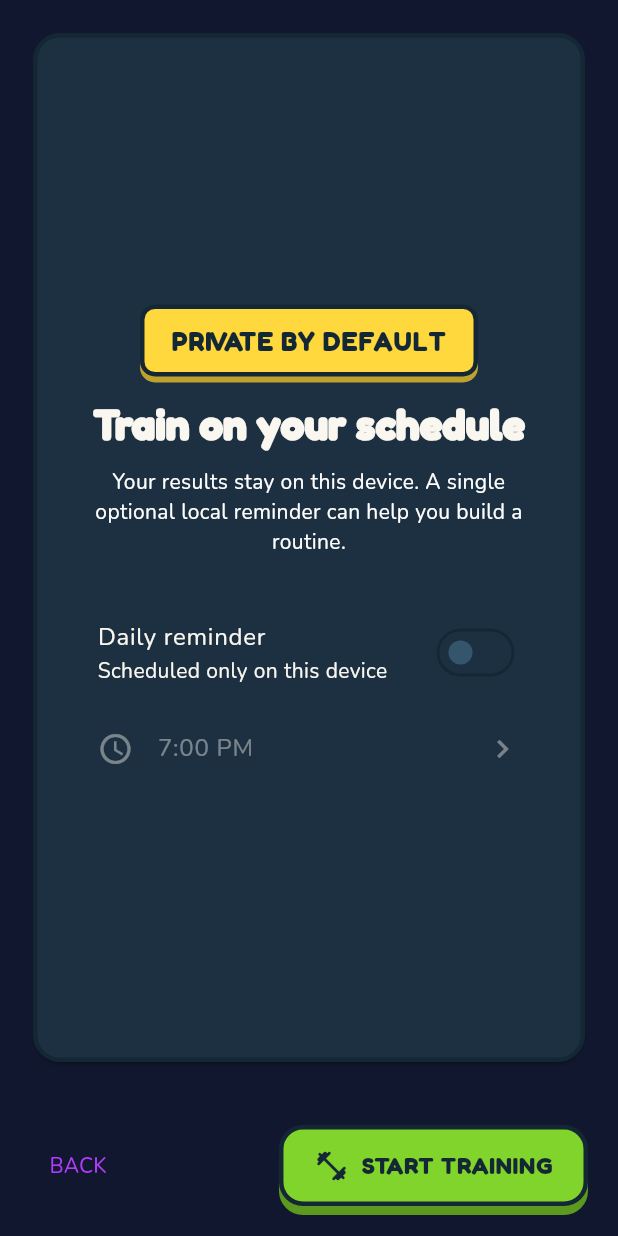
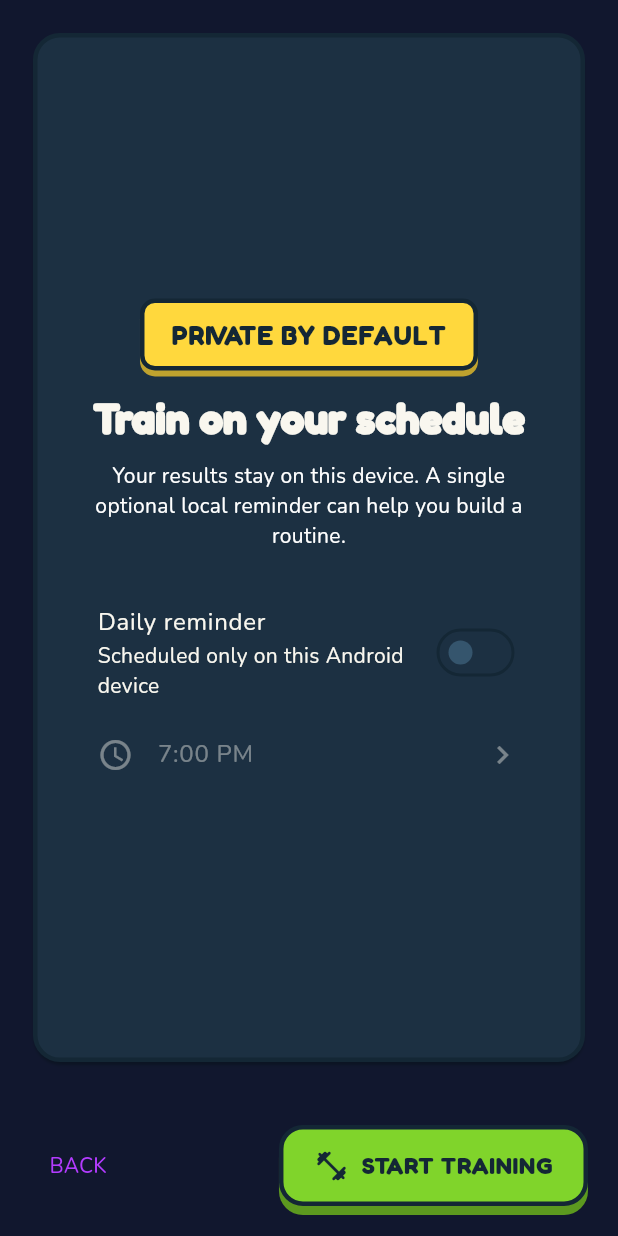
Before and after one commit to ashiqe-bts/brain, a Flutter app: the screen it shows after launch, swiped to page 4, on a phone screen of 412 x 824 dp. Run offline on Flutter 3.47's test engine with Material 3 defaults, Android fonts, the phone set to English and light mode, and no system bars; our stand-ins replace drift, drift_flutter, equatable, flutter_bloc, flutter_local_notifications, timezone; accounts and stored records are empty; generated files the repository leaves out were written again.

Commit message:
build: support Android and Chrome only
Remove the iOS project and Cupertino dependency, make reminders Android-only with explicit Chrome messaging, and document the local profile, tutorial, and self-comparison product contract.

```diff
--- a/lib/features/onboarding/onboarding_screen.dart
+++ b/lib/features/onboarding/onboarding_screen.dart
@@ -1,4 +1,5 @@
 import 'package:flutter/material.dart';
+import 'package:flutter/foundation.dart';
 import 'package:flutter_bloc/flutter_bloc.dart';
 
 import '../../app/theme/brain_theme.dart';
@@ -201,11 +202,18 @@ class _OnboardingScreenState extends State<OnboardingScreen> {
     'Your results stay on this device. A single optional local reminder can help you build a routine.',
     Column(
       children: [
+        if (kIsWeb)
+          const ListTile(
+            leading: Icon(Icons.notifications_off_outlined),
+            title: Text('Reminders unavailable in Chrome'),
+            subtitle: Text('Daily reminders are supported on Android only.'),
+          )
+        else ...[
           SwitchListTile(
             value: reminders,
             onChanged: (value) => setState(() => reminders = value),
             title: const Text('Daily reminder'),
-          subtitle: const Text('Scheduled only on this device'),
+            subtitle: const Text('Scheduled only on this Android device'),
           ),
           ListTile(
             enabled: reminders,
@@ -222,6 +230,7 @@ class _OnboardingScreenState extends State<OnboardingScreen> {
                   }
                 : null,
           ),
+        ],
       ],
     ),
   );
--- a/pubspec.yaml
+++ b/pubspec.yaml
@@ -11,9 +11,6 @@ publish_to: 'none' # Remove this line if you wish to publish to pub.dev
 # build by specifying --build-name and --build-number, respectively.
 # In Android, build-name is used as versionName while build-number used as versionCode.
 # Read more about Android versioning at https://developer.android.com/studio/publish/versioning
-# In iOS, build-name is used as CFBundleShortVersionString while build-number is used as CFBundleVersion.
-# Read more about iOS versioning at
-# https://developer.apple.com/library/archive/documentation/General/Reference/InfoPlistKeyReference/Articles/CoreFoundationKeys.html
 # In Windows, build-name is used as the major, minor, and patch parts
 # of the product and file versions while build-number is used as the build suffix.
 version: 1.0.0+1
@@ -31,9 +28,6 @@ dependencies:
   flutter:
     sdk: flutter
 
-  # The following adds the Cupertino Icons font to your application.
-  # Use with the CupertinoIcons class for iOS style icons.
-  cupertino_icons: ^1.0.8
   drift: 2.32.0
   drift_flutter: ^0.3.0
   equatable: ^2.0.7
```
Also changed, not shown: lib/core/services/notification_service.dart (+5 -16 lines), lib/features/settings/settings_screen.dart (+15 -1 lines), pubspec.lock, 45 other files. Lines whose indentation alone changed are shown as unchanged.
